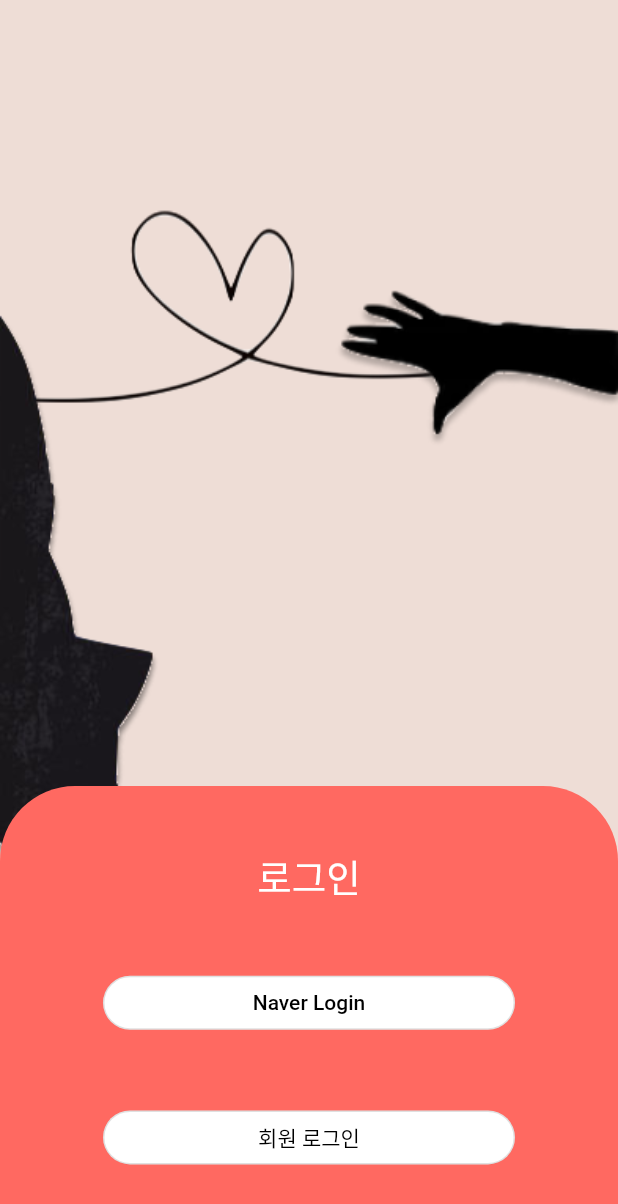
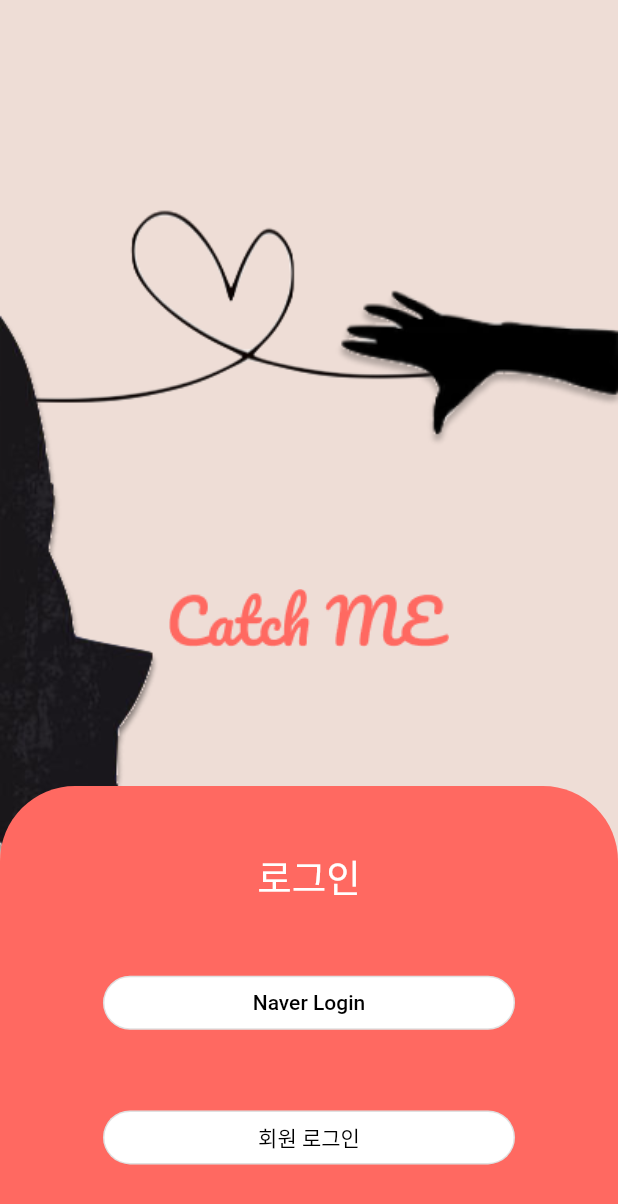
Before and after one commit to qoridhc/CatchMe, a Flutter app: the screen it shows after launch, on a phone screen of 412 x 824 dp. Shown: the top 1204 px of the screen. Run offline on Flutter 3.47's test engine with Material 2 defaults, Android fonts, the phone set to English and light mode, and no system bars; missing offline and left inert: flutter_naver_login.

Commit message:
login화면 로고 추가

```diff
--- a/lib/screen/login_screen.dart
+++ b/lib/screen/login_screen.dart
@@ -78,6 +78,14 @@ class _LoginScreenState extends State<LoginScreen> {
                 fit: BoxFit.contain,
                 image: AssetImage('asset/img/login_back.png'),
               )),
+            ),
+            Container(
+
+              decoration: BoxDecoration(
+                  image: DecorationImage(
+                    fit: BoxFit.none,
+                    image: AssetImage('asset/img/Main_logo.png'),
+                  )),
             ),
             Container(
               child: Column(
```
Also changed, not shown: asset/img/Main_logo.png (added).
